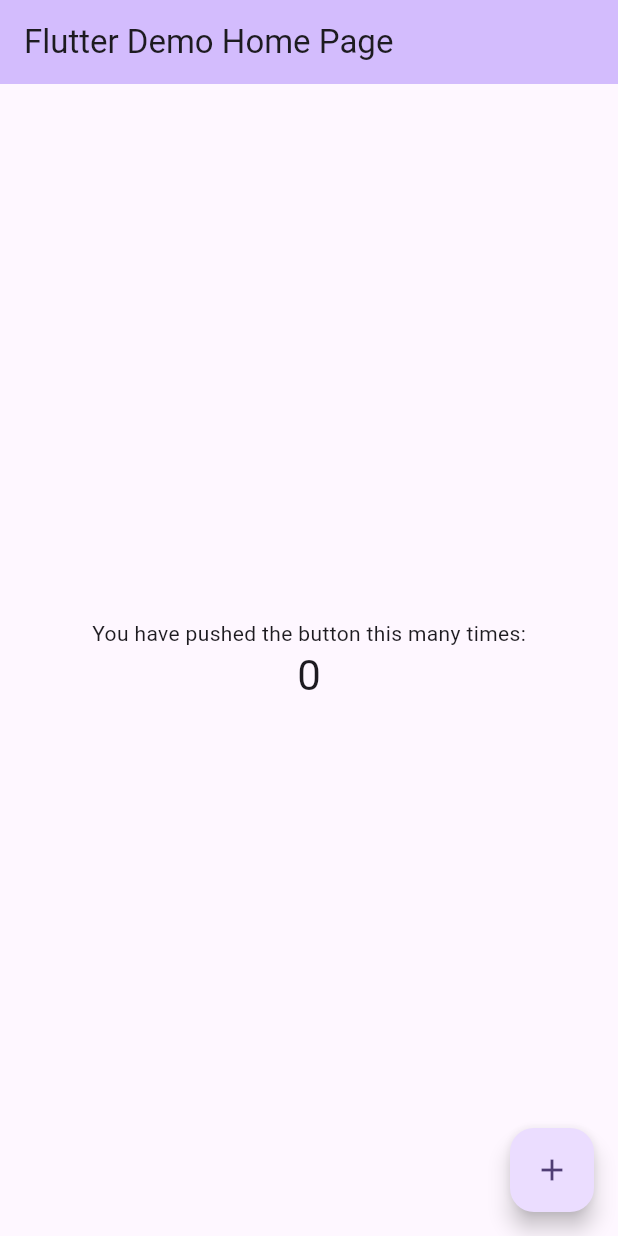
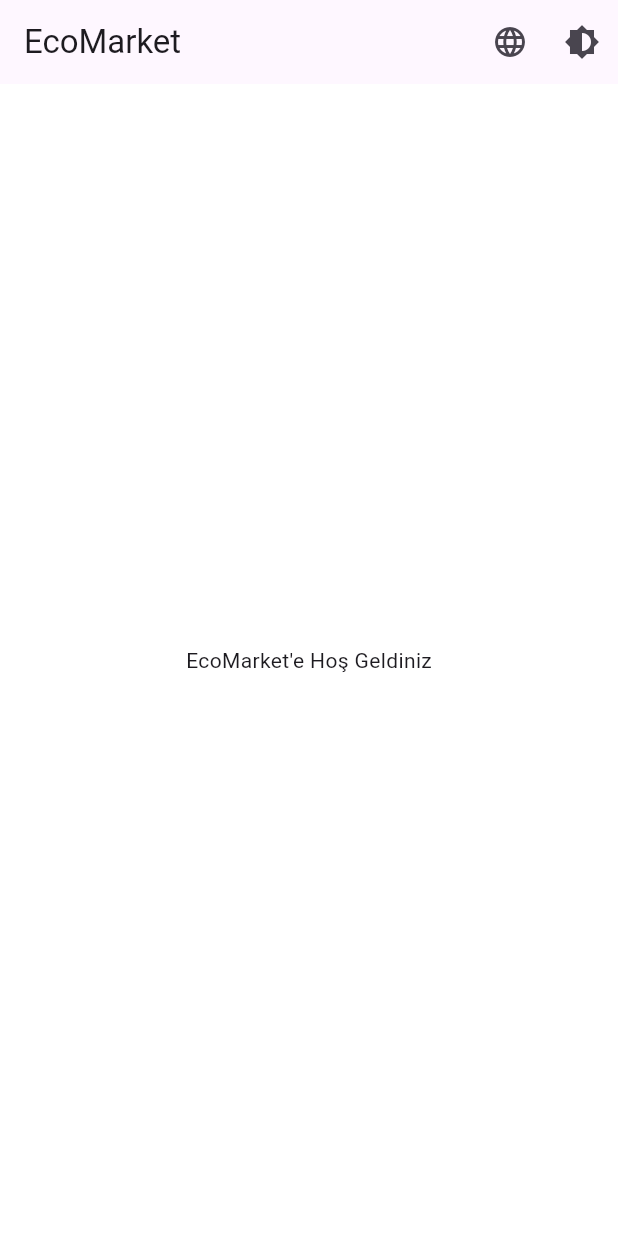
Before and after one commit to uslanozan/EcoMarket, a Flutter app: the screen it shows after launch, on a phone screen of 412 x 824 dp. Run offline on Flutter 3.47's test engine with Material 3 defaults, Android fonts, the phone set to English and light mode, and no system bars; generated files the repository leaves out were written again.

Commit message:
structure is finished

```diff
--- /dev/null
+++ b/lib/config/locale/locale_provider.dart
@@ -0,0 +1,12 @@
+import 'package:flutter/material.dart';
+
+class LocaleProvider with ChangeNotifier {
+  Locale _locale = const Locale('tr');
+
+  Locale get locale => _locale;
+
+  void setLocale(Locale newLocale) {
+    _locale = newLocale;
+    notifyListeners();
+  }
+}
--- /dev/null
+++ b/lib/config/theme/app_theme.dart
@@ -0,0 +1,15 @@
+import 'package:flutter/material.dart';
+
+class AppTheme {
+  static final light = ThemeData(
+    brightness: Brightness.light,
+    primarySwatch: Colors.green,
+    scaffoldBackgroundColor: Colors.white,
+  );
+
+  static final dark = ThemeData(
+    brightness: Brightness.dark,
+    primarySwatch: Colors.green,
+    scaffoldBackgroundColor: const Color(0xFF121212),
+  );
+}
--- /dev/null
+++ b/lib/config/theme/theme_provider.dart
@@ -0,0 +1,17 @@
+import 'package:flutter/material.dart';
+
+class ThemeModeProvider with ChangeNotifier {
+  ThemeMode _themeMode = ThemeMode.system;
+
+  ThemeMode get themeMode => _themeMode;
+
+  void setThemeMode(ThemeMode mode) {
+    _themeMode = mode;
+    notifyListeners();
+  }
+
+  void toggleTheme() {
+    _themeMode = _themeMode == ThemeMode.dark ? ThemeMode.light : ThemeMode.dark;
+    notifyListeners();
+  }
+}
--- /dev/null
+++ b/lib/l10n/app_en.arb
@@ -0,0 +1,6 @@
+{
+  "@@locale": "en",
+  "appTitle": "EcoMarket",
+  "homeWelcome": "Welcome to EcoMarket",
+  "addProduct": "Add Product"
+}
--- /dev/null
+++ b/lib/l10n/app_tr.arb
@@ -0,0 +1,6 @@
+{
+  "@@locale": "tr",
+  "appTitle": "EcoMarket",
+  "homeWelcome": "EcoMarket'e Hoş Geldiniz",
+  "addProduct": "Ürün Ekle"
+}
--- a/lib/main.dart
+++ b/lib/main.dart
@@ -1,125 +1,51 @@
 import 'package:flutter/material.dart';
+import 'package:flutter_localizations/flutter_localizations.dart';
+import 'package:flutter_gen/gen_l10n/app_localizations.dart';
+import 'package:provider/provider.dart';
+
+
+import 'config/theme/app_theme.dart';
+import 'config/locale/locale_provider.dart';
+import 'config/theme/theme_provider.dart';
+import 'presentation/screens/home_screen.dart';
 
 void main() {
-  runApp(const MyApp());
+  runApp(const EcoMarketApp());
 }
 
-class MyApp extends StatelessWidget {
-  const MyApp({super.key});
+class EcoMarketApp extends StatelessWidget {
+  const EcoMarketApp({super.key});
 
-  // This widget is the root of your application.
   @override
   Widget build(BuildContext context) {
-    return MaterialApp(
-      title: 'Flutter Demo',
-      theme: ThemeData(
-        // This is the theme of your application.
-        //
-        // TRY THIS: Try running your application with "flutter run". You'll see
-        // the application has a purple toolbar. Then, without quitting the app,
-        // try changing the seedColor in the colorScheme below to Colors.green
-        // and then invoke "hot reload" (save your changes or press the "hot
-        // reload" button in a Flutter-supported IDE, or press "r" if you used
-        // the command line to start the app).
-        //
-        // Notice that the counter didn't reset back to zero; the application
-        // state is not lost during the reload. To reset the state, use hot
-        // restart instead.
-        //
-        // This works for code too, not just values: Most code changes can be
-        // tested with just a hot reload.
-        colorScheme: ColorScheme.fromSeed(seedColor: Colors.deepPurple),
-        useMaterial3: true,
+    return MultiProvider(
+      providers: [
+        ChangeNotifierProvider(create: (_) => ThemeModeProvider()),
+        ChangeNotifierProvider(create: (_) => LocaleProvider()),
+      ],
+      child: Consumer2<ThemeModeProvider, LocaleProvider>(
+        builder: (context, themeProvider, localeProvider, _) {
+          return MaterialApp(
+            title: 'EcoMarket',
+            debugShowCheckedModeBanner: false,
+            theme: AppTheme.light,
+            darkTheme: AppTheme.dark,
+            themeMode: themeProvider.themeMode,
+            locale: localeProvider.locale,
+            supportedLocales: const [
+              Locale('en'),
+              Locale('tr'),
+            ],
+            localizationsDelegates: const [
+              AppLocalizations.delegate,
+              GlobalMaterialLocalizations.delegate,
+              GlobalWidgetsLocalizations.delegate,
+              GlobalCupertinoLocalizations.delegate,
+            ],
+            home: const HomeScreen(),
+          );
+        },
       ),
-      home: const MyHomePage(title: 'Flutter Demo Home Page'),
     );
   }
 }
-
-class MyHomePage extends StatefulWidget {
-  const MyHomePage({super.key, required this.title});
-
-  // This widget is the home page of your application. It is stateful, meaning
-  // that it has a State object (defined below) that contains fields that affect
-  // how it looks.
-
-  // This class is the configuration for the state. It holds the values (in this
-  // case the title) provided by the parent (in this case the App widget) and
-  // used by the build method of the State. Fields in a Widget subclass are
-  // always marked "final".
-
-  final String title;
-
-  @override
-  State<MyHomePage> createState() => _MyHomePageState();
-}
-
-class _MyHomePageState extends State<MyHomePage> {
-  int _counter = 0;
-
-  void _incrementCounter() {
-    setState(() {
-      // This call to setState tells the Flutter framework that something has
-      // changed in this State, which causes it to rerun the build method below
-      // so that the display can reflect the updated values. If we changed
-      // _counter without calling setState(), then the build method would not be
-      // called again, and so nothing would appear to happen.
-      _counter++;
-    });
-  }
-
-  @override
-  Widget build(BuildContext context) {
-    // This method is rerun every time setState is called, for instance as done
-    // by the _incrementCounter method above.
-    //
-    // The Flutter framework has been optimized to make rerunning build methods
-    // fast, so that you can just rebuild anything that needs updating rather
-    // than having to individually change instances of widgets.
-    return Scaffold(
-      appBar: AppBar(
-        // TRY THIS: Try changing the color here to a specific color (to
-        // Colors.amber, perhaps?) and trigger a hot reload to see the AppBar
-        // change color while the other colors stay the same.
-        backgroundColor: Theme.of(context).colorScheme.inversePrimary,
-        // Here we take the value from the MyHomePage object that was created by
-        // the App.build method, and use it to set our appbar title.
-        title: Text(widget.title),
-      ),
-      body: Center(
-        // Center is a layout widget. It takes a single child and positions it
-        // in the middle of the parent.
-        child: Column(
-          // Column is also a layout widget. It takes a list of children and
-          // arranges them vertically. By default, it sizes itself to fit its
-          // children horizontally, and tries to be as tall as its parent.
-          //
-          // Column has various properties to control how it sizes itself and
-          // how it positions its children. Here we use mainAxisAlignment to
-          // center the children vertically; the main axis here is the vertical
-          // axis because Columns are vertical (the cross axis would be
-          // horizontal).
-          //
-          // TRY THIS: Invoke "debug painting" (choose the "Toggle Debug Paint"
-          // action in the IDE, or press "p" in the console), to see the
-          // wireframe for each widget.
-          mainAxisAlignment: MainAxisAlignment.center,
-          children: <Widget>[
-            const Text(
-              'You have pushed the button this many times:',
-            ),
-            Text(
-              '$_counter',
-              style: Theme.of(context).textTheme.headlineMedium,
-            ),
-          ],
-        ),
-      ),
-      floatingActionButton: FloatingActionButton(
-        onPressed: _incrementCounter,
-        tooltip: 'Increment',
-        child: const Icon(Icons.add),
-      ), // This trailing comma makes auto-formatting nicer for build methods.
-    );
-  }
-}
--- /dev/null
+++ b/lib/presentation/screens/home_screen.dart
@@ -0,0 +1,42 @@
+import 'package:flutter/material.dart';
+import 'package:provider/provider.dart';
+import 'package:flutter_gen/gen_l10n/app_localizations.dart';
+import '../../config/locale/locale_provider.dart';
+import '../../config/theme/theme_provider.dart';
+
+class HomeScreen extends StatelessWidget {
+  const HomeScreen({super.key});
+
+  @override
+  Widget build(BuildContext context) {
+    final local = AppLocalizations.of(context)!;
+
+    return Scaffold(
+      appBar: AppBar(
+        title: Text(local.appTitle),
+        actions: [
+          IconButton(
+            icon: const Icon(Icons.language),
+            onPressed: () {
+              final localeProvider = context.read<LocaleProvider>();
+              localeProvider.setLocale(
+                localeProvider.locale.languageCode == 'tr'
+                    ? const Locale('en')
+                    : const Locale('tr'),
+              );
+            },
+          ),
+          IconButton(
+            icon: const Icon(Icons.brightness_6),
+            onPressed: () {
+              context.read<ThemeModeProvider>().toggleTheme();
+            },
+          ),
+        ],
+      ),
+      body: Center(
+        child: Text(local.homeWelcome),
+      ),
+    );
+  }
+}
```
Also changed, not shown: pubspec.yaml (+12 -35 lines), pubspec.lock, 1 other file.
